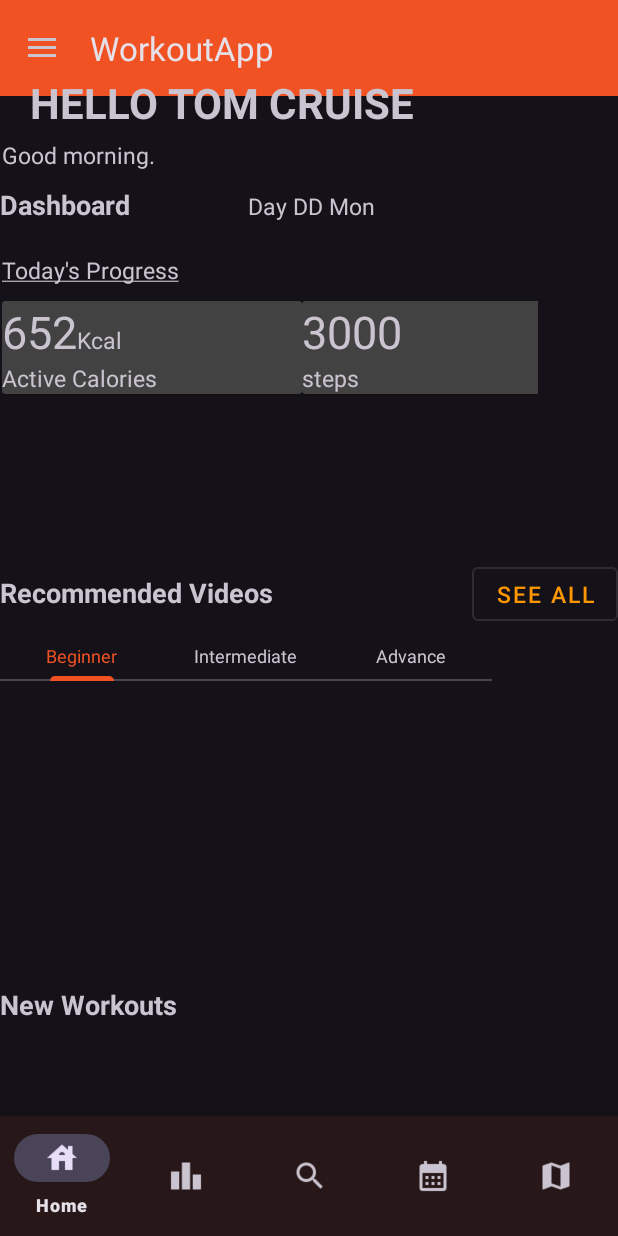
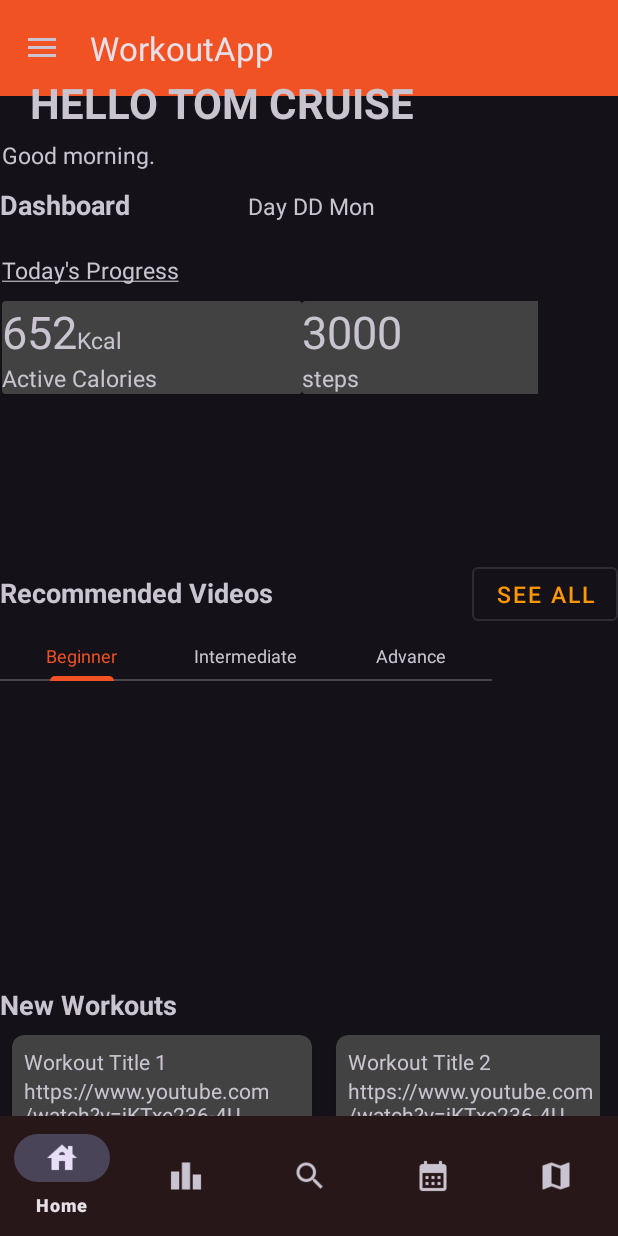
Before and after one commit to trungpro5398/WorkoutApp, an Android app: the screen it shows after launch once a user with an empty profile is signed in (MainActivity), on a phone screen of 412 x 824 dp. Run offline under Robolectric (Android 15) with nearby library versions, the phone set to English and light mode, and no system bars; our stand-ins replace Firebase (no records; nobody signed in at launch, a user with empty details on screens opened directly), Picasso, Room's generated code; pictures from the network do not load.

Commit message:
Recycle View for new videos

```diff
--- /dev/null
+++ b/app/src/main/java/com/example/workoutapp/adapter/HomeNewVideosAdapter.java
@@ -0,0 +1,59 @@
+package com.example.workoutapp.adapter;
+
+import android.view.LayoutInflater;
+import android.view.ViewGroup;
+import android.widget.TextView;
+
+import androidx.annotation.NonNull;
+import androidx.recyclerview.widget.RecyclerView;
+
+import com.example.workoutapp.databinding.NewVideosRvLayoutBinding;
+import com.example.workoutapp.model.NewVideo;
+
+import java.util.List;
+
+public class HomeNewVideosAdapter extends RecyclerView.Adapter<HomeNewVideosAdapter.NewVideoViewHolder> {
+    private List<NewVideo> newVideoList;
+    public HomeNewVideosAdapter(List<NewVideo> newVideoList) {
+        this.newVideoList = newVideoList;
+    }
+
+    public void setNewVideoList(List<NewVideo> newVideoList) {
+        this.newVideoList = newVideoList;
+    }
+
+    @NonNull
+    @Override
+    public NewVideoViewHolder onCreateViewHolder(@NonNull ViewGroup parent, int viewType) {
+        NewVideosRvLayoutBinding binding= NewVideosRvLayoutBinding.inflate(LayoutInflater.from(parent.getContext()), parent, false);
+        return new NewVideoViewHolder(binding);
+    }
+
+    @Override
+    public void onBindViewHolder(@NonNull NewVideoViewHolder holder, int position) {
+        //the position of the item in the adapter's dataset
+        final NewVideo newVideo = newVideoList.get(position);
+        holder.title.setText(newVideo.getTitle());
+        holder.url.setText(newVideo.getUrl());
+    }
+
+    @Override
+    public int getItemCount() {
+        if (newVideoList==null) return 0;
+        return newVideoList.size();
+    }
+
+    public static class NewVideoViewHolder extends RecyclerView.ViewHolder {
+        TextView title;
+        TextView url;
+
+        NewVideosRvLayoutBinding binding;
+        public NewVideoViewHolder(NewVideosRvLayoutBinding binding) {
+            super(binding.getRoot());
+            this.binding=binding;
+            this.title=binding.tvRvtitle;
+            this.url=binding.tvRvUrl;
+        }
+    }
+
+}
--- a/app/src/main/java/com/example/workoutapp/adapter/HomeRecRVAdapter.java
+++ /dev/null
@@ -1,2 +0,0 @@
-package com.example.workoutapp.adapter;public class HomeRecRVAdapter {
-}
--- a/app/src/main/java/com/example/workoutapp/fragment/HomeFragment.java
+++ b/app/src/main/java/com/example/workoutapp/fragment/HomeFragment.java
@@ -1,6 +1,7 @@
 package com.example.workoutapp.fragment;
 
 import android.os.Bundle;
+import android.util.Log;
 import android.view.LayoutInflater;
 import android.view.View;
 import android.view.ViewGroup;
@@ -9,36 +10,48 @@ import android.widget.Button;
 import androidx.annotation.NonNull;
 import androidx.annotation.Nullable;
 import androidx.appcompat.app.AppCompatActivity;
-import androidx.core.view.GravityCompat;
-import androidx.drawerlayout.widget.DrawerLayout;
 import androidx.fragment.app.Fragment;
 import androidx.lifecycle.ViewModelProvider;
 import androidx.recyclerview.widget.LinearLayoutManager;
 import androidx.recyclerview.widget.RecyclerView;
 
 import com.example.workoutapp.R;
+import com.example.workoutapp.adapter.HomeNewVideosAdapter;
 import com.example.workoutapp.adapter.WorkoutAdapter;
-import com.example.workoutapp.entity.Workout;
+import com.example.workoutapp.databinding.HomeFragmentBinding;
+import com.example.workoutapp.model.NewVideo;
 import com.example.workoutapp.viewmodel.WorkoutViewModel;
 import com.google.android.material.bottomnavigation.BottomNavigationView;
 import com.google.android.material.navigation.NavigationView;
 import com.google.android.material.tabs.TabLayout;
 
-import java.util.ArrayList;
 import java.util.List;
-import java.util.Random;
 
 public class HomeFragment extends Fragment {
+    private HomeFragmentBinding binding;
+    public HomeFragment(){}
+    @Override
+    public void onDestroyView() {
+        super.onDestroyView();
+        binding = null;
+    }
     private WorkoutViewModel workoutViewModel;
     private WorkoutAdapter workoutAdapter;
     private RecyclerView recyclerView;
     private String userLevel = "beginner"; // Change this to "intermediate" or "advanced" based on the user's level
     private AppCompatActivity mActivity;
+
+    private RecyclerView recyclerView2;
+    private List<NewVideo> units;
+    private RecyclerView.LayoutManager layoutManager;
+    private HomeNewVideosAdapter adapter;
     @Nullable
     @Override
     public View onCreateView(@NonNull LayoutInflater inflater, @Nullable ViewGroup container,
                              @Nullable Bundle savedInstanceState) {
-        View view = inflater.inflate(R.layout.home_fragment, container, false);
+
+        binding = HomeFragmentBinding.inflate(inflater, container, false);
+        View view = binding.getRoot();
 
         workoutViewModel = new ViewModelProvider(this).get(WorkoutViewModel.class);
         workoutAdapter = new WorkoutAdapter();
@@ -96,11 +109,31 @@ public class HomeFragment extends Fragment {
             }
         });
         fetchRandomWorkoutsByLevel(userLevel);
+        units = NewVideo.createNewVideoList();
+        adapter = new HomeNewVideosAdapter(units);
+
+//        recyclerView2 = view.findViewById(R.id.new_workouts_vids);
+        binding.newWorkoutsVids.setAdapter(adapter);
+        layoutManager = new LinearLayoutManager(requireContext(), RecyclerView.HORIZONTAL, false);
+        binding.newWorkoutsVids.setLayoutManager(layoutManager);
+
+        Log.d("TAG", "onViewCreated: "+binding+units.size());
 
 
         return view;
     }
 
+    public void onViewCreated(@NonNull View view, @Nullable Bundle savedInstanceState){
+        super.onViewCreated(view, savedInstanceState);
+//    units = NewVideoResult.createNewVideoList();
+//        adapter = new HomeNewVideosAdapter(units);
+//
+////        recyclerView2 = view.findViewById(R.id.new_workouts_vids);
+//        binding.newWorkoutsVids.setAdapter(adapter);
+//        layoutManager = new LinearLayoutManager(requireContext());
+//        binding.newWorkoutsVids.setLayoutManager(layoutManager);
+//        Log.d("TAG", "onViewCreated: "+binding+units.size());
+    }
 
 
     private void fetchRandomWorkoutsByLevel(String level) {
--- /dev/null
+++ b/app/src/main/java/com/example/workoutapp/model/NewVideo.java
@@ -0,0 +1,29 @@
+package com.example.workoutapp.model;
+
+import java.util.ArrayList;
+import java.util.List;
+
+public class NewVideo {
+    private String mTitle;
+    private String mUrl;
+
+    private String mThumbnail;
+    public NewVideo(String title, String url) {
+        mTitle = title;
+        mUrl = url;
+    }
+    public String getTitle() {
+        return mTitle;
+    }
+    public String getUrl() {
+        return mUrl;
+    }
+    //this is used to populate the list with a few items at the start of the application
+//it is static so it can be called without instantiating the class
+    public static List<NewVideo> createNewVideoList() {
+        List<NewVideo> newVideosList = new ArrayList<>();
+        newVideosList.add(new NewVideo( "Workout Title 1","https://www.youtube.com/watch?v=jKTxe236-4U"));
+        newVideosList.add(new NewVideo( "Workout Title 2","https://www.youtube.com/watch?v=jKTxe236-4U"));
+        return newVideosList;
+    }
+}
--- a/app/src/main/res/layout/recommended_rv_layout.xml
+++ b/app/src/main/res/layout/calendar_day_layout.xml
@@ -1,6 +1,6 @@
 <?xml version="1.0" encoding="utf-8"?>
 <androidx.constraintlayout.widget.ConstraintLayout xmlns:android="http://schemas.android.com/apk/res/android"
-    android:layout_width="match_parent"
-    android:layout_height="match_parent">
+             android:layout_width="match_parent"
+             android:layout_height="match_parent">
 
 </androidx.constraintlayout.widget.ConstraintLayout>
--- /dev/null
+++ b/app/src/main/res/layout/new_videos_rv_layout.xml
@@ -0,0 +1,37 @@
+<?xml version="1.0" encoding="utf-8"?>
+<androidx.cardview.widget.CardView xmlns:android="http://schemas.android.com/apk/res/android"
+xmlns:app="http://schemas.android.com/apk/res-auto"
+android:layout_width="200dp"
+android:layout_height="wrap_content"
+    android:maxHeight="300dp"
+android:layout_margin="8dp"
+app:cardCornerRadius="8dp"
+    android:src="@drawable/img">
+
+<LinearLayout
+    android:layout_width="match_parent"
+    android:layout_height="wrap_content"
+    android:orientation="vertical"
+    android:padding="8dp">
+
+    <TextView
+        android:id="@+id/tv_Rvtitle"
+        android:layout_width="wrap_content"
+        android:layout_height="wrap_content"
+        android:layout_weight="1" />
+
+    <TextView
+        android:id="@+id/tv_RvUrl"
+        android:layout_width="wrap_content"
+        android:layout_height="wrap_content"
+        android:layout_weight="1" />
+    <ImageView
+
+         android:layout_height="wrap_content"
+        android:layout_width="match_parent"
+
+        ></ImageView>
+
+</LinearLayout>
+
+</androidx.cardview.widget.CardView>
```
